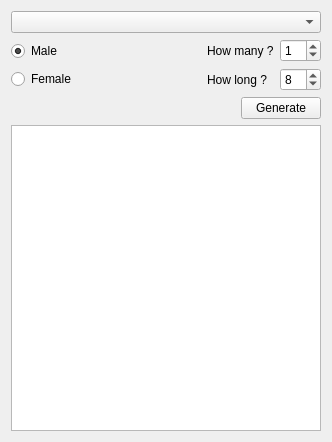
Before: the Qt Designer form namegeneratorwidget.ui in Rolisteam/rolisteam, drawn with Qt 5.
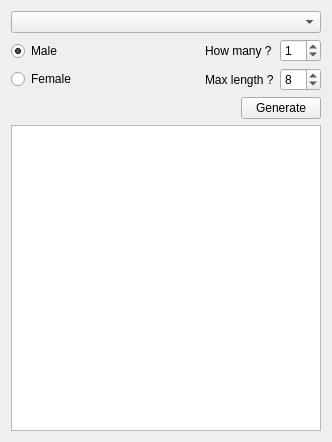
After: the same form once the commit is applied.

Commit message: Change label for some fields.

```diff
--- a/namegeneratorwidget.ui
+++ b/namegeneratorwidget.ui
@@ -75,7 +75,7 @@
        <item row="1" column="0">
         <widget class="QLabel" name="label_2">
          <property name="text">
-          <string>How long ?</string>
+          <string>Max length ?</string>
          </property>
         </widget>
        </item>
```
